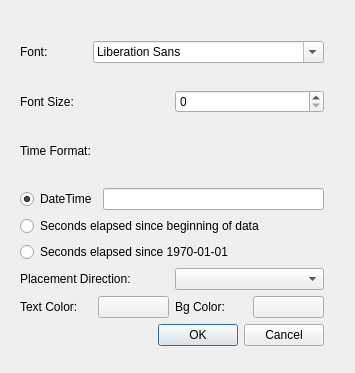
Before: the Qt Designer form label_options.ui in anitagraser/TimeManager, drawn with Qt 5.
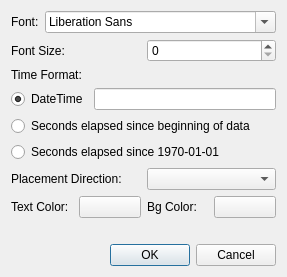
After: the same form once the commit is applied. Custom widgets are drawn as their Qt base class.

Commit message: Fixed window resizing issues in label options gui

Patch:
```diff
--- a/label_options.ui
+++ b/label_options.ui
@@ -6,8 +6,8 @@
    <rect>
     <x>0</x>
     <y>0</y>
-    <width>355</width>
-    <height>373</height>
+    <width>239</width>
+    <height>272</height>
    </rect>
   </property>
   <property name="sizePolicy">
@@ -19,29 +19,7 @@
   <property name="windowTitle">
    <string>Options</string>
   </property>
-  <widget class="QLabel" name="label_4">
-   <property name="geometry">
-    <rect>
-     <x>462</x>
-     <y>41</y>
-     <width>16</width>
-     <height>17</height>
-    </rect>
-   </property>
-   <property name="text">
-    <string/>
-   </property>
-  </widget>
-  <widget class="QWidget" name="layoutWidget">
-   <property name="geometry">
-    <rect>
-     <x>20</x>
-     <y>20</y>
-     <width>304</width>
-     <height>326</height>
-    </rect>
-   </property>
-   <layout class="QVBoxLayout" name="verticalLayout_3">
+  <layout class="QVBoxLayout" name="verticalLayout">
     <item>
      <layout class="QVBoxLayout" name="verticalLayout_2">
       <item>
@@ -162,6 +140,13 @@
       </item>
      </layout>
     </item>
+   <item>
+    <widget class="QLabel" name="label_4">
+     <property name="text">
+      <string/>
+     </property>
+    </widget>
+   </item>
     <item>
      <widget class="QDialogButtonBox" name="buttonBox">
       <property name="orientation">
@@ -173,7 +158,6 @@
      </widget>
     </item>
    </layout>
-  </widget>
   <zorder>layoutWidget</zorder>
   <zorder>label_4</zorder>
  </widget>
```
Lines whose indentation alone changed are shown as unchanged. The commit also changes 1 other file.
